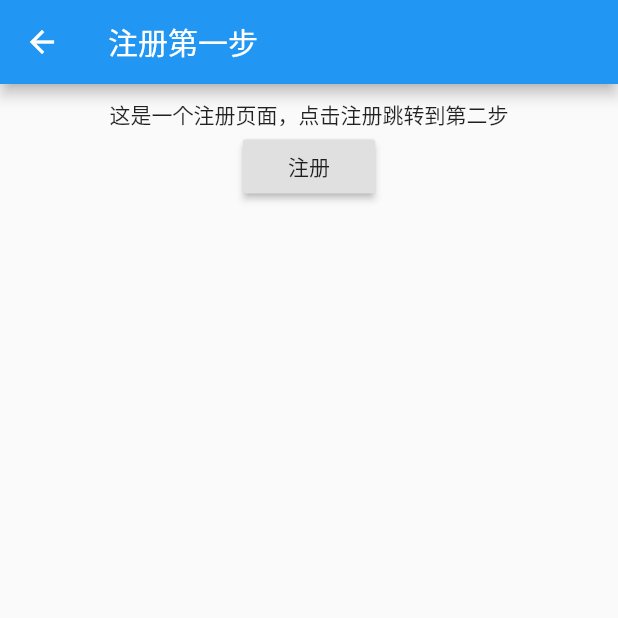
After one commit to quadrant26/flutter_widget, a Flutter app: the RegisterFirstPage screen opened directly, on a phone screen of 412 x 824 dp, the top half of it. The commit adds this screen. Run offline on Flutter 3.47's test engine with Material 2 defaults, Android fonts, the phone set to English and light mode, and no system bars.

Commit message:
添加注册登录页面

```diff
--- a/flutter_app01/lib/pages/Tabs.dart
+++ b/flutter_app01/lib/pages/Tabs.dart
@@ -2,6 +2,7 @@ import 'package:flutter/material.dart';
 import './tabs/Cart.dart';
 import './tabs/Category.dart';
 import './tabs/Home.dart';
+import './tabs/setting.dart';
 
 class Tabs extends StatefulWidget {
   Tabs({Key key}) : super(key: key);
@@ -15,6 +16,7 @@ class _TabsState extends State<Tabs> {
     HomePage(),
     CategoryPage(),
     CartPage(),
+    SettingPage()
   ];
 
   @override
@@ -46,6 +48,10 @@ class _TabsState extends State<Tabs> {
             BottomNavigationBarItem(
               icon: Icon(Icons.card_travel),
               title: Text('购物车')
+            ),
+            BottomNavigationBarItem(
+              icon: Icon(Icons.settings),
+              title: Text('设置')
             )
           ]
         ),
--- /dev/null
+++ b/flutter_app01/lib/pages/user/RegisterFirst.dart
@@ -0,0 +1,28 @@
+import 'package:flutter/material.dart';
+
+class RegisterFirstPage extends StatelessWidget {
+  const RegisterFirstPage({Key key}) : super(key: key);
+
+  @override
+  Widget build(BuildContext context) {
+    return Scaffold(
+      appBar: AppBar(
+        title: Text('注册第一步')
+      ),
+      body: Center(
+        child: Column(
+          children: <Widget>[
+            SizedBox(height: 10),
+            Text('这是一个注册页面，点击注册跳转到第二步'),
+            RaisedButton(
+              child: Text('注册'),
+              onPressed: (){
+
+              },
+            )
+          ],
+        ),
+      )
+    );
+  }
+}
--- a/flutter_app01/lib/routes/Routes.dart
+++ b/flutter_app01/lib/routes/Routes.dart
@@ -5,6 +5,9 @@ import '../pages/tabs/Form.dart';
 import '../pages/Tabs.dart';
 import '../pages/Product.dart';
 import '../pages/ProductInfo.dart';
+import '../pages/user/Login.dart';
+import '../pages/user/RegisterFirst.dart';
+import '../pages/user/RegisterSecond.dart';
 
 // 配置路由
 final routes = {
@@ -12,7 +15,10 @@ final routes = {
   '/form': (context)=>FormPage(),
   '/product': (context) => ProductPage(),
   '/search': (context, {arguments}) => SearchPage(arguments:arguments),
-  '/productInfo': (context, {arguments}) => ProductInfoPage(arguments: arguments)
+  '/productInfo': (context, {arguments}) => ProductInfoPage(arguments: arguments),
+  '/login': (context) => LoginPage(),
+  '/registerFirst': (context) => RegisterFirstPage(),
+  '/registerSecond': (context) => RegisterSecondPage(),
 };
 
 // 固定写法
```
Also changed, not shown: flutter_app01/lib/pages/tabs/setting.dart (added, +39 -0 lines), flutter_app01/lib/pages/user/Login.dart (added, +29 -0 lines), flutter_app01/lib/pages/user/RegisterSecond.dart (added, +26 -0 lines).
